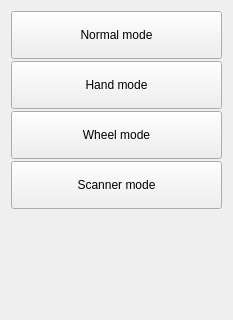
Before: the Qt Designer form ui/modeselectionwidget.ui in dmitry64/av20, drawn with Qt 5.
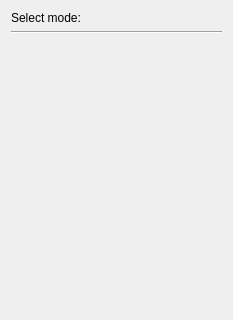
After: the same form once the commit is applied. Icons and pictures are not drawn.

```diff
--- a/ui/modeselectionwidget.ui
+++ b/ui/modeselectionwidget.ui
@@ -18,117 +18,45 @@
   </property>
   <layout class="QVBoxLayout" name="verticalLayout_2">
    <item>
-    <layout class="QVBoxLayout" name="verticalLayout">
+    <widget class="QLabel" name="label">
+     <property name="text">
+      <string>Select mode:</string>
+     </property>
+    </widget>
+   </item>
+   <item>
+    <widget class="Line" name="line">
+     <property name="orientation">
+      <enum>Qt::Horizontal</enum>
+     </property>
+    </widget>
+   </item>
+   <item>
+    <layout class="QVBoxLayout" name="modesLayout">
      <property name="spacing">
-      <number>2</number>
+      <number>6</number>
      </property>
-     <item>
-      <widget class="QPushButton" name="pushButton">
-       <property name="minimumSize">
-        <size>
-         <width>48</width>
-         <height>48</height>
-        </size>
-       </property>
-       <property name="text">
-        <string>Normal mode</string>
-       </property>
-       <property name="icon">
-        <iconset resource="../resources.qrc">
-         <normaloff>:/icons/resources/icons/sys_icon_statistics.png</normaloff>:/icons/resources/icons/sys_icon_statistics.png</iconset>
-       </property>
-       <property name="iconSize">
-        <size>
-         <width>32</width>
-         <height>32</height>
-        </size>
-       </property>
-      </widget>
-     </item>
-     <item>
-      <widget class="QPushButton" name="pushButton_2">
-       <property name="minimumSize">
-        <size>
-         <width>48</width>
-         <height>48</height>
-        </size>
-       </property>
-       <property name="text">
-        <string>Hand mode</string>
-       </property>
-       <property name="icon">
-        <iconset resource="../resources.qrc">
-         <normaloff>:/icons/resources/icons/sys_icon_touch.png</normaloff>:/icons/resources/icons/sys_icon_touch.png</iconset>
-       </property>
-       <property name="iconSize">
-        <size>
-         <width>32</width>
-         <height>32</height>
-        </size>
-       </property>
-      </widget>
-     </item>
-     <item>
-      <widget class="QPushButton" name="pushButton_3">
-       <property name="minimumSize">
-        <size>
-         <width>48</width>
-         <height>48</height>
-        </size>
-       </property>
-       <property name="text">
-        <string>Wheel mode</string>
-       </property>
-       <property name="icon">
-        <iconset resource="../resources.qrc">
-         <normaloff>:/icons/resources/icons/arrows_clockwise_dashed.png</normaloff>:/icons/resources/icons/arrows_clockwise_dashed.png</iconset>
-       </property>
-       <property name="iconSize">
-        <size>
-         <width>32</width>
-         <height>32</height>
-        </size>
-       </property>
-      </widget>
-     </item>
-     <item>
-      <widget class="QPushButton" name="pushButton_4">
-       <property name="minimumSize">
-        <size>
-         <width>48</width>
-         <height>48</height>
-        </size>
-       </property>
-       <property name="text">
-        <string>Scanner mode</string>
-       </property>
-       <property name="icon">
-        <iconset resource="../resources.qrc">
-         <normaloff>:/icons/resources/icons/basic_video.png</normaloff>:/icons/resources/icons/basic_video.png</iconset>
-       </property>
-       <property name="iconSize">
-        <size>
-         <width>32</width>
-         <height>32</height>
-        </size>
-       </property>
-      </widget>
-     </item>
-     <item>
-      <spacer name="verticalSpacer">
-       <property name="orientation">
-        <enum>Qt::Vertical</enum>
-       </property>
-       <property name="sizeHint" stdset="0">
-        <size>
-         <width>20</width>
-         <height>40</height>
-        </size>
-       </property>
-      </spacer>
-     </item>
+     <property name="leftMargin">
+      <number>10</number>
+     </property>
+     <property name="rightMargin">
+      <number>10</number>
+     </property>
     </layout>
    </item>
+   <item>
+    <spacer name="verticalSpacer">
+     <property name="orientation">
+      <enum>Qt::Vertical</enum>
+     </property>
+     <property name="sizeHint" stdset="0">
+      <size>
+       <width>20</width>
+       <height>40</height>
+      </size>
+     </property>
+    </spacer>
+   </item>
   </layout>
  </widget>
  <resources>
```
Left out of the diff: 4 changed lines with no effect on the pictures.
